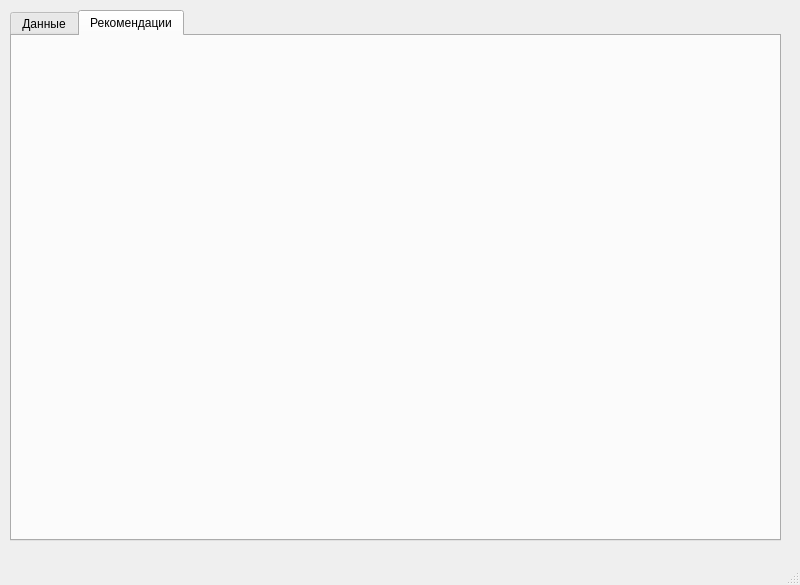
Before: the Qt Designer form mainwindow.ui in vk1ddd/2025_KB-231_Maslov_18, drawn with Qt 5.
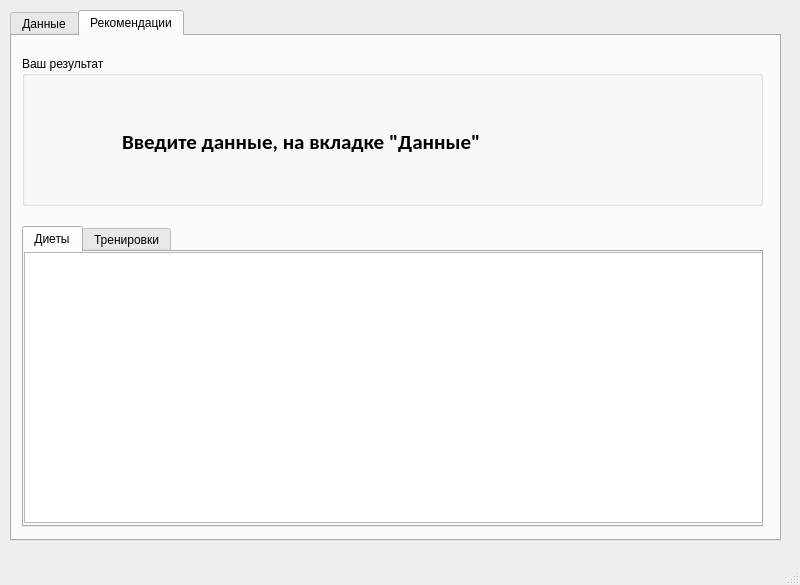
After: the same form once the commit is applied.

```diff
--- a/mainwindow.ui
+++ b/mainwindow.ui
@@ -153,6 +153,101 @@
      <attribute name="title">
       <string>Рекомендации</string>
      </attribute>
+     <widget class="QGroupBox" name="groupBoxResult">
+      <property name="geometry">
+       <rect>
+        <x>10</x>
+        <y>20</y>
+        <width>741</width>
+        <height>150</height>
+       </rect>
+      </property>
+      <property name="title">
+       <string>Ваш результат</string>
+      </property>
+      <widget class="QWidget" name="verticalLayoutWidget_2">
+       <property name="geometry">
+        <rect>
+         <x>0</x>
+         <y>20</y>
+         <width>856</width>
+         <height>131</height>
+        </rect>
+       </property>
+       <layout class="QVBoxLayout" name="verticalLayout_2">
+        <property name="leftMargin">
+         <number>100</number>
+        </property>
+        <property name="topMargin">
+         <number>20</number>
+        </property>
+        <property name="rightMargin">
+         <number>100</number>
+        </property>
+        <property name="bottomMargin">
+         <number>20</number>
+        </property>
+        <item>
+         <widget class="QLabel" name="labelResultDetails">
+          <property name="font">
+           <font>
+            <family>Calibri</family>
+            <pointsize>16</pointsize>
+            <bold>true</bold>
+            <underline>false</underline>
+           </font>
+          </property>
+          <property name="text">
+           <string>Введите данные, на вкладке &quot;Данные&quot;</string>
+          </property>
+         </widget>
+        </item>
+       </layout>
+      </widget>
+     </widget>
+     <widget class="QTabWidget" name="tabWidgetOptions">
+      <property name="geometry">
+       <rect>
+        <x>10</x>
+        <y>190</y>
+        <width>741</width>
+        <height>301</height>
+       </rect>
+      </property>
+      <property name="currentIndex">
+       <number>0</number>
+      </property>
+      <widget class="QWidget" name="tabDiets">
+       <attribute name="title">
+        <string>Диеты</string>
+       </attribute>
+       <widget class="QListWidget" name="listWidget_2">
+        <property name="geometry">
+         <rect>
+          <x>0</x>
+          <y>0</y>
+          <width>741</width>
+          <height>271</height>
+         </rect>
+        </property>
+       </widget>
+      </widget>
+      <widget class="QWidget" name="tabTrainings">
+       <attribute name="title">
+        <string>Тренировки</string>
+       </attribute>
+       <widget class="QListWidget" name="listWidget">
+        <property name="geometry">
+         <rect>
+          <x>0</x>
+          <y>0</y>
+          <width>741</width>
+          <height>271</height>
+         </rect>
+        </property>
+       </widget>
+      </widget>
+     </widget>
     </widget>
    </widget>
   </widget>
```
Left out of the diff: 30 changed lines with no effect on the pictures.
